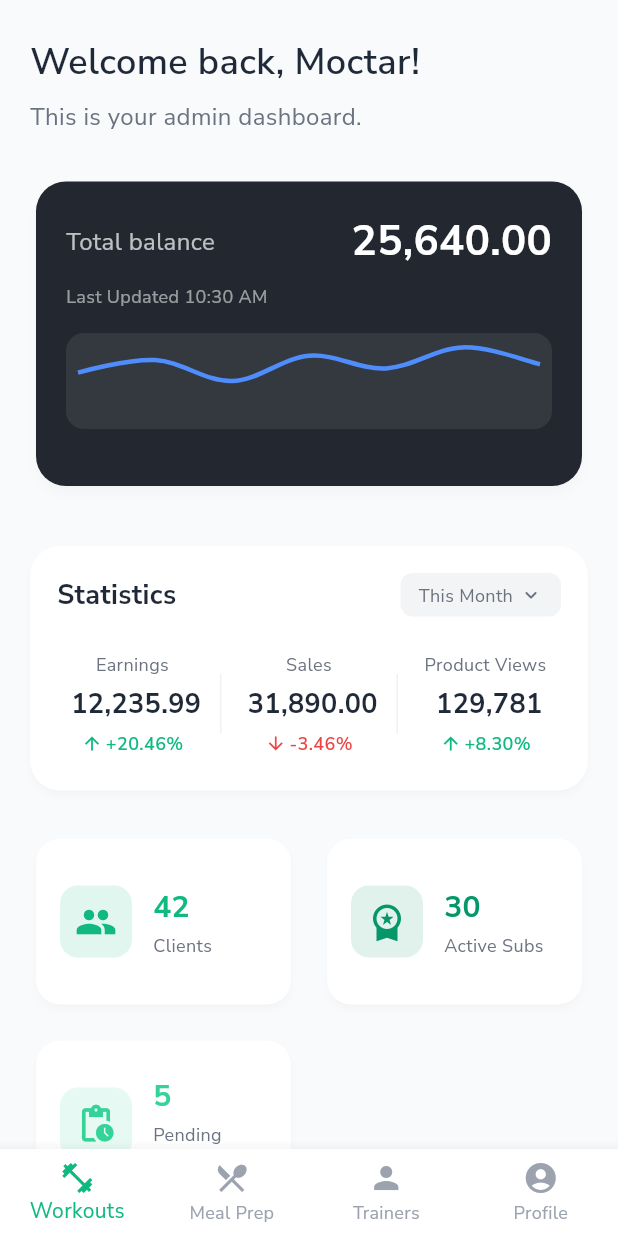
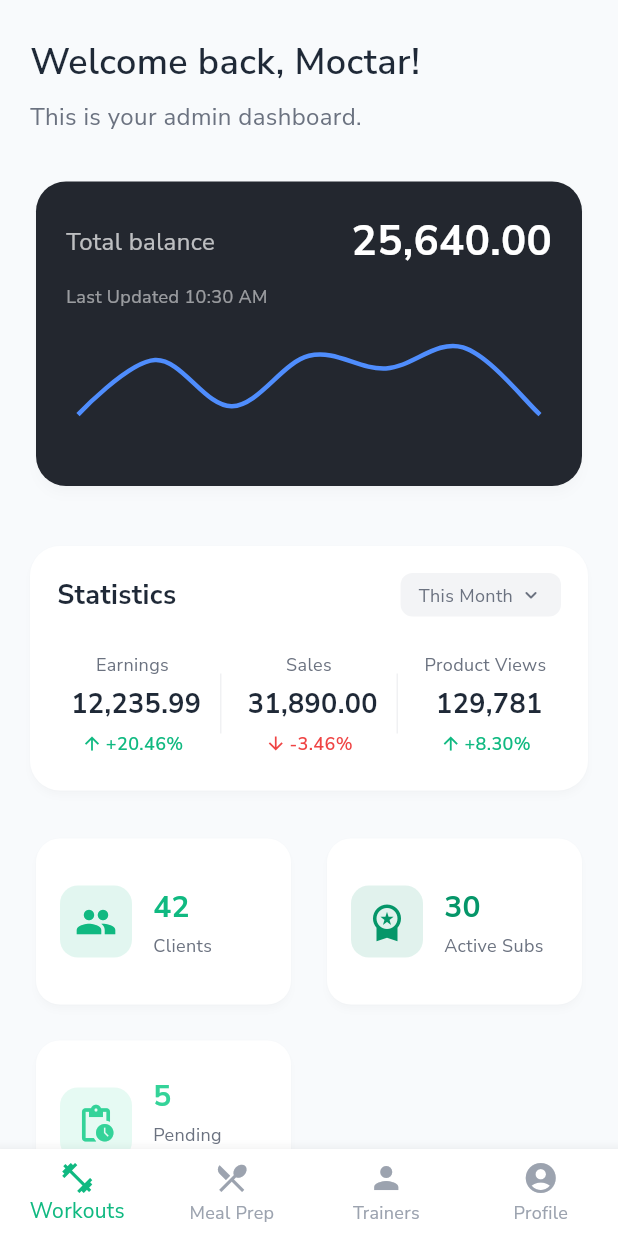
Before and after one commit to mahmoudal99/moctarnutrition, a Flutter app: the AdminHomeScreen screen opened by its route, on a phone screen of 412 x 824 dp. Run offline on Flutter 3.47's test engine with Material 3 defaults, Android fonts, the phone set to English and light mode, and no system bars; drawn by our look-alikes of fl_chart; our stand-ins replace cached_network_image, cloud_firestore, firebase_auth, firebase_core, firebase_storage, flutter_dotenv and 9 more; accounts and stored records are empty; network calls fail; project files that could hold a hidden picture were left out.

Commit message:
Improved graph

```diff
--- a/lib/features/admin/presentation/screens/admin_home_screen.dart
+++ b/lib/features/admin/presentation/screens/admin_home_screen.dart
@@ -159,7 +159,6 @@ class _SalesCard extends StatelessWidget {
             Container(
               height: 64,
               decoration: BoxDecoration(
-                color: Colors.white.withOpacity(0.08),
                 borderRadius: BorderRadius.circular(12),
               ),
               padding: const EdgeInsets.symmetric(horizontal: 8, vertical: 4),
@@ -175,13 +174,13 @@ class _SalesCard extends StatelessWidget {
                   lineBarsData: [
                     LineChartBarData(
                       spots: [
-                        FlSpot(0, 6),
+                        FlSpot(0, 1),
                         FlSpot(1, 7.5),
-                        FlSpot(2, 5),
+                        FlSpot(2, 2),
                         FlSpot(3, 8),
                         FlSpot(4, 6.5),
                         FlSpot(5, 9),
-                        FlSpot(6, 7),
+                        FlSpot(6, 1),
                       ],
                       isCurved: true,
                       color: const Color(0xFF4F8DFD),
```
